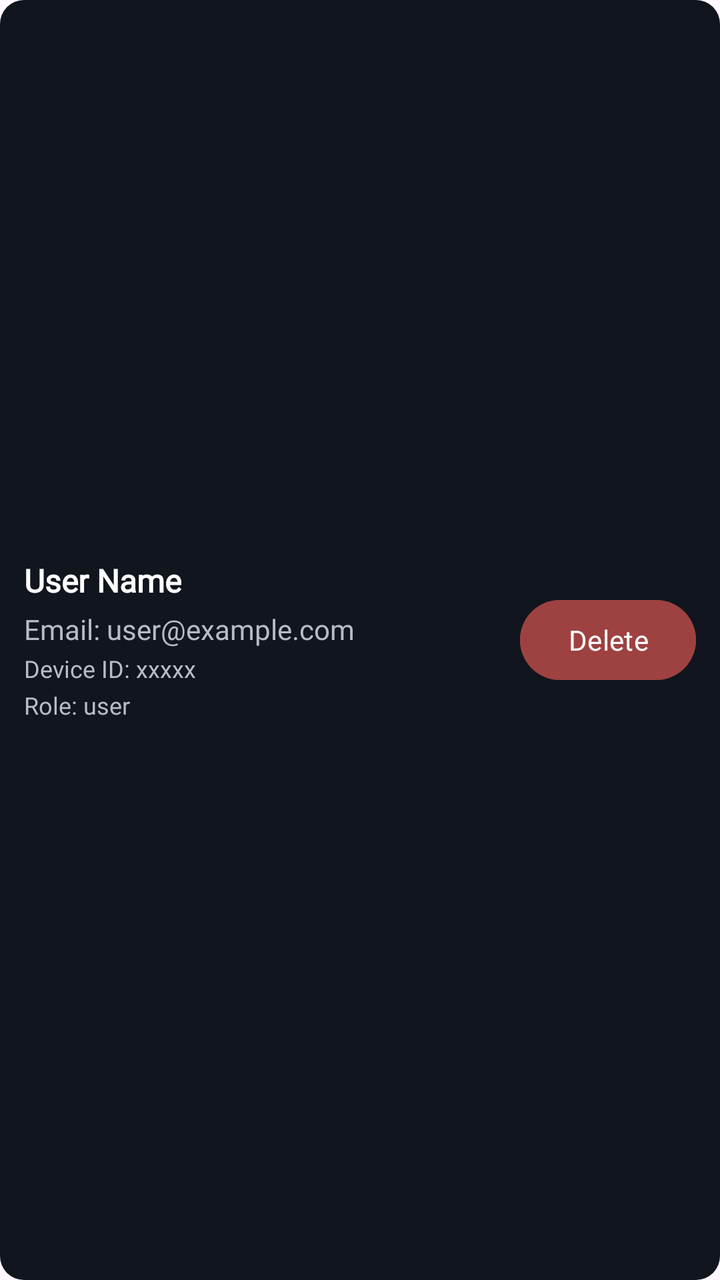
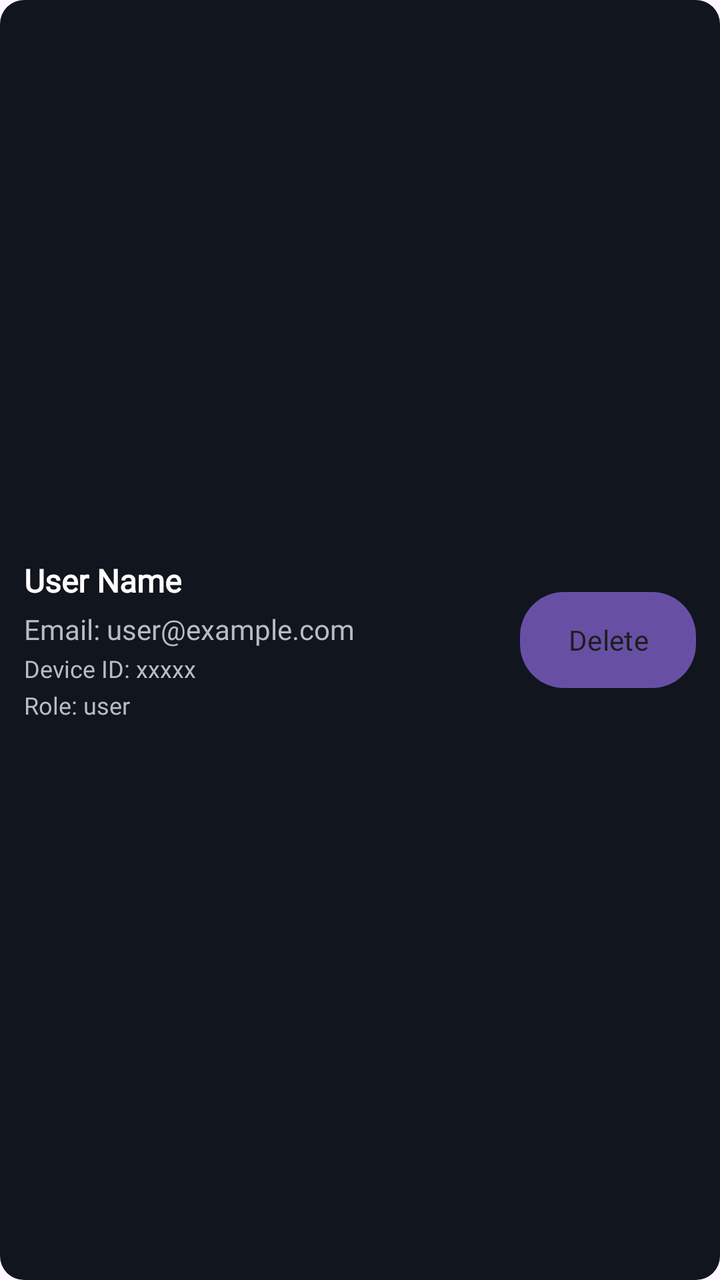

Before-and-after screenshots of an Android layout around one commit, followed by the original layout XML and the change that was made.
<!-- AndroidManifest.xml: application theme Theme.Allot -->
<!-- res/layout/item_admin_profile.xml -->
<?xml version="1.0" encoding="utf-8"?>
<LinearLayout xmlns:android="http://schemas.android.com/apk/res/android"
    android:layout_width="match_parent"
    android:layout_height="wrap_content"
    android:orientation="horizontal"
    android:background="@drawable/bg_profile_input"
    android:padding="12dp"
    android:layout_marginBottom="12dp"
    android:gravity="center_vertical">

    
    <LinearLayout
        android:layout_width="0dp"
        android:layout_height="wrap_content"
        android:layout_weight="1"
        android:orientation="vertical">

        <TextView
            android:id="@+id/userNameText"
            android:layout_width="wrap_content"
            android:layout_height="wrap_content"
            android:text="User Name"
            android:textColor="@color/white"
            android:textSize="16sp"
            android:fontFamily="@font/varela_round_regular"
            android:textStyle="bold" />

        <TextView
            android:id="@+id/userEmailText"
            android:layout_width="wrap_content"
            android:layout_height="wrap_content"
            android:text="Email: user@example.com"
            android:textColor="@color/text_secondary"
            android:textSize="14sp"
            android:fontFamily="@font/varela_round_regular"
            android:layout_marginTop="4dp"
            android:ellipsize="end"
            android:maxLines="1" />

        <TextView
            android:id="@+id/userDeviceIdText"
            android:layout_width="wrap_content"
            android:layout_height="wrap_content"
            android:text="Device ID: xxxxx"
            android:textColor="@color/text_secondary"
            android:textSize="12sp"
            android:fontFamily="@font/varela_round_regular"
            android:layout_marginTop="2dp"
            android:ellipsize="end"
            android:maxLines="1" />

        <TextView
            android:id="@+id/userRoleText"
            android:layout_width="wrap_content"
            android:layout_height="wrap_content"
            android:text="Role: user"
            android:textColor="@color/text_secondary"
            android:textSize="12sp"
            android:fontFamily="@font/varela_round_regular"
            android:layout_marginTop="2dp" />
    </LinearLayout>

    
    <Button
        android:id="@+id/deleteButton"
        android:layout_width="wrap_content"
        android:layout_height="wrap_content"
        android:text="@string/admin_delete"
        android:textColor="@color/white"
        android:textSize="14sp"
        android:fontFamily="@font/varela_round_regular"
        android:backgroundTint="#FF9E4141"
        android:paddingHorizontal="16dp"
        android:paddingVertical="8dp"
        android:layout_marginStart="12dp"
        android:textAllCaps="false" />
</LinearLayout>
<!-- resources referenced by this layout -->
<resources>
  <color name="text_secondary">#B8BCC4</color>
  <color name="white">#FFFFFFFF</color>
  <!-- drawable bg_profile_input (drawable) -->
  <?xml version="1.0" encoding="utf-8"?>
  <shape xmlns:android="http://schemas.android.com/apk/res/android" android:shape="rectangle">
      <solid android:color="#10151E" />
      <corners android:radius="12dp" />
  </shape>
  <string name="admin_delete">Delete</string>
  <style name="Theme.Allot" parent="Base.Theme.Allot" />
  <style name="Base.Theme.Allot" parent="Theme.Material3.DayNight.NoActionBar">
          
          
      </style>
</resources>

<!-- the commit's change to res/layout/item_admin_profile.xml (unified diff, before → after) -->
@@ -65,11 +65,11 @@
         android:id="@+id/deleteButton"
         android:layout_width="wrap_content"
         android:layout_height="wrap_content"
+        android:background="@drawable/bg_waitlist_button"
         android:text="@string/admin_delete"
-        android:textColor="@color/white"
+        android:textColor="#1D1D1D"
         android:textSize="14sp"
         android:fontFamily="@font/varela_round_regular"
-        android:backgroundTint="#FF9E4141"
         android:paddingHorizontal="16dp"
         android:paddingVertical="8dp"
         android:layout_marginStart="12dp"
<!-- resource entries referenced after the edit -->
@@ -8,6 +8,12 @@
       <solid android:color="#10151E" />
       <corners android:radius="12dp" />
   </shape>
+  <!-- drawable bg_waitlist_button (drawable) -->
+  <?xml version="1.0" encoding="utf-8"?>
+  <shape xmlns:android="http://schemas.android.com/apk/res/android" android:shape="rectangle">
+      <solid android:color="#F1F1F1" />
+      <corners android:radius="22dp" />
+  </shape>
   <string name="admin_delete">Delete</string>
   <style name="Theme.Allot" parent="Base.Theme.Allot" />
   <style name="Base.Theme.Allot" parent="Theme.Material3.DayNight.NoActionBar">
